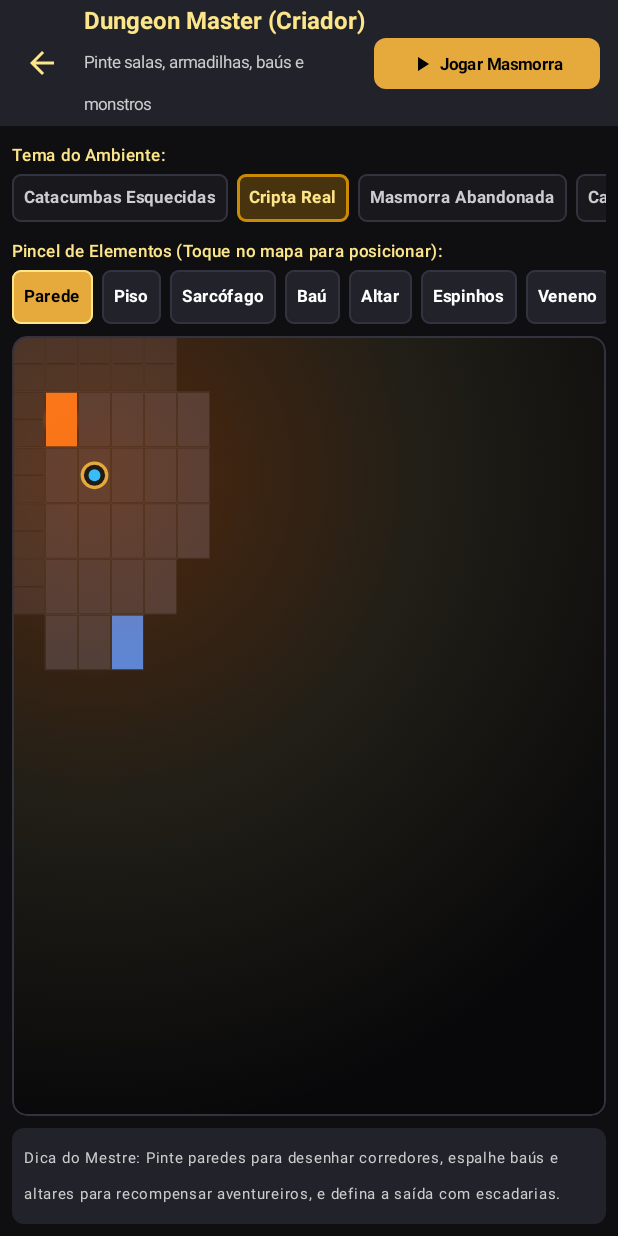
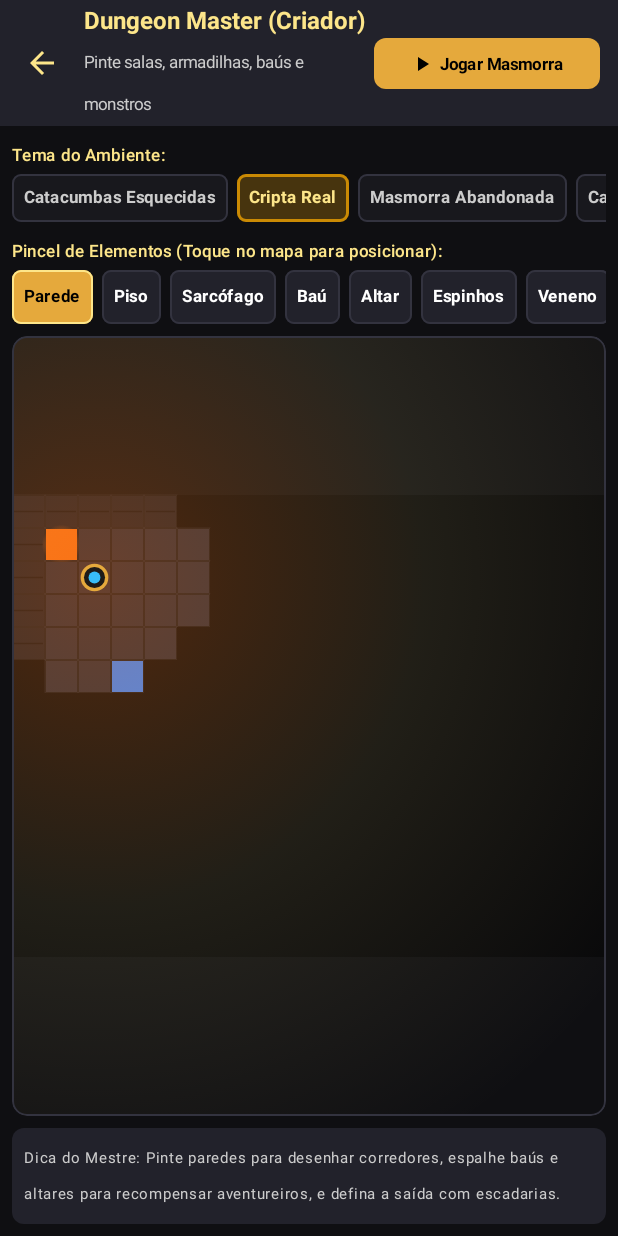
Before and after one commit to admpsy/Minigns, an Android app built with Jetpack Compose: the composable DungeonMasterScreen shown on its own in the app's theme, on a phone screen of 412 x 824 dp. Run offline under Robolectric (Android 15) with nearby library versions, the phone set to English and light mode, and no system bars.

Commit message:
External agent changes
Co-authored-by: admpsy <81986769+admpsy@users.noreply.github.com>

```diff
--- a/app/src/main/java/com/example/ui/components/IsometricDungeonCanvas.kt
+++ b/app/src/main/java/com/example/ui/components/IsometricDungeonCanvas.kt
@@ -2,11 +2,15 @@ package com.example.ui.components
 
 import androidx.compose.foundation.Canvas
 import androidx.compose.foundation.background
+import androidx.compose.foundation.gestures.detectDragGestures
 import androidx.compose.foundation.gestures.detectTapGestures
 import androidx.compose.foundation.layout.Box
 import androidx.compose.foundation.layout.fillMaxSize
 import androidx.compose.foundation.shape.RoundedCornerShape
 import androidx.compose.runtime.Composable
+import androidx.compose.runtime.getValue
+import androidx.compose.runtime.remember
+import androidx.compose.runtime.rememberUpdatedState
 import androidx.compose.ui.Modifier
 import androidx.compose.ui.draw.clip
 import androidx.compose.ui.geometry.Offset
@@ -14,13 +18,46 @@ import androidx.compose.ui.geometry.Size
 import androidx.compose.ui.graphics.Brush
 import androidx.compose.ui.graphics.Color
 import androidx.compose.ui.graphics.Path
-import androidx.compose.ui.graphics.drawscope.DrawScope
 import androidx.compose.ui.graphics.drawscope.Fill
 import androidx.compose.ui.graphics.drawscope.Stroke
 import androidx.compose.ui.input.pointer.pointerInput
+import androidx.compose.ui.unit.IntSize
 import androidx.compose.ui.unit.dp
 import com.example.model.*
 import com.example.ui.theme.*
+import kotlin.math.abs
+
+/** Geometria do tabuleiro: células sempre QUADRADAS e centralizadas (sem distorção em telas longas). */
+private data class BoardGeometry(val cell: Float, val offsetX: Float, val offsetY: Float) {
+    companion object {
+        fun of(width: Float, height: Float, cols: Int, rows: Int): BoardGeometry {
+            val cell = minOf(width / cols, height / rows)
+            return BoardGeometry(cell, (width - cell * cols) / 2f, (height - cell * rows) / 2f)
+        }
+    }
+}
+
+private fun tileColor(type: TileType): Color = when (type) {
+    TileType.WALL -> Color(0xFF1E1E26)
+    TileType.FLOOR -> Color(0xFF2B2B38)
+    TileType.DOOR -> Color(0xFF854D0E)
+    TileType.SARCOPHAGUS -> Color(0xFF57534E)
+    TileType.CHEST -> GoldSecondary
+    TileType.ALTAR -> ArcanePurple
+    TileType.TRAP_SPIKE -> Color(0xFF7F1D1D)
+    TileType.TRAP_POISON -> Color(0xCC22C55E)
+    TileType.SECRET_DOOR -> Color(0xFF3B82F6)
+    TileType.FOUNTAIN -> ArcaneCyan
+    TileType.RUBBLE -> Color(0xFF44403C)
+    TileType.TORCH_STAND -> TorchOrange
+    TileType.EXIT_STAIRS -> GoldPrimary
+    TileType.FISSURE -> Color(0xFF171717)
+    TileType.TOXIC_GAS -> Color(0x8022C55E)
+}
+
+private val UnexploredColor = Color(0xFF08080A)
+private val WallAccent = Color(0xFF121216)
+private val UsedMarker = Color(0x99000000)
 
 @Composable
 fun IsometricDungeonCanvas(
@@ -30,8 +67,59 @@ fun IsometricDungeonCanvas(
     enemies: List<Enemy> = emptyList(),
     torchRadius: Float = 3.5f,
     onTileClick: ((Int, Int) -> Unit)? = null,
+    onSwipe: ((Int, Int) -> Unit)? = null,
     modifier: Modifier = Modifier
 ) {
+    // Callbacks sempre atualizados sem reiniciar os detectores de gesto a cada recomposição.
+    val currentTileClick by rememberUpdatedState(onTileClick)
+    val currentSwipe by rememberUpdatedState(onSwipe)
+    val cols = map.width
+    val rows = map.height
+    val hasTap = onTileClick != null
+    val hasSwipe = onSwipe != null
+
+    val tapModifier = if (hasTap) {
+        Modifier.pointerInput(cols, rows) {
+            detectTapGestures { offset ->
+                val g = BoardGeometry.of(size.width.toFloat(), size.height.toFloat(), cols, rows)
+                val lx = offset.x - g.offsetX
+                val ly = offset.y - g.offsetY
+                if (lx < 0 || ly < 0) return@detectTapGestures
+                val tx = (lx / g.cell).toInt()
+                val ty = (ly / g.cell).toInt()
+                if (tx in 0 until cols && ty in 0 until rows) currentTileClick?.invoke(tx, ty)
+            }
+        }
+    } else Modifier
+
+    val swipeModifier = if (hasSwipe) {
+        Modifier.pointerInput(Unit) {
+            var totalX = 0f
+            var totalY = 0f
+            val threshold = 24.dp.toPx()
+            detectDragGestures(
+                onDragStart = {
+                    totalX = 0f
+                    totalY = 0f
+                },
+                onDragEnd = {
+                    if (maxOf(abs(totalX), abs(totalY)) >= threshold) {
+                        if (abs(totalX) > abs(totalY)) {
+                            currentSwipe?.invoke(if (totalX > 0) 1 else -1, 0)
+                        } else {
+                            currentSwipe?.invoke(0, if (totalY > 0) 1 else -1)
+                        }
+                    }
+                },
+                onDrag = { change, dragAmount ->
+                    change.consume()
+                    totalX += dragAmount.x
+                    totalY += dragAmount.y
+                }
+            )
+        }
+    } else Modifier
+
     Box(
         modifier = modifier
             .fillMaxSize()
@@ -41,199 +129,110 @@ fun IsometricDungeonCanvas(
         Canvas(
             modifier = Modifier
                 .fillMaxSize()
-                .pointerInput(map.id) {
-                    if (onTileClick != null) {
-                        detectTapGestures { offset ->
-                            val cellW = size.width / map.width
-                            val cellH = size.height / map.height
-                            val tx = (offset.x / cellW).toInt().coerceIn(0, map.width - 1)
-                            val ty = (offset.y / cellH).toInt().coerceIn(0, map.height - 1)
-                            onTileClick(tx, ty)
-                        }
-                    }
-                }
+                .then(tapModifier)
+                .then(swipeModifier)
         ) {
-            val cellW = size.width / map.width
-            val cellH = size.height / map.height
+            val g = BoardGeometry.of(size.width, size.height, cols, rows)
+            val cell = g.cell
+            val cellSize = Size(cell, cell)
+            val innerSize = Size(cell - 2f, cell - 2f)
 
-            // 1. Draw Tiles
+            // 1. Piso, paredes e objetos
             for (tile in map.tiles) {
-                val left = tile.x * cellW
-                val top = tile.y * cellH
-                val rect = Size(cellW, cellH)
+                val left = g.offsetX + tile.x * cell
+                val top = g.offsetY + tile.y * cell
 
                 if (!tile.isExplored) {
-                    // Unexplored: Pitch Black Void
-                    drawRect(
-                        color = Color(0xFF08080A),
-                        topLeft = Offset(left, top),
-                        size = rect
-                    )
+                    drawRect(color = UnexploredColor, topLeft = Offset(left, top), size = cellSize)
                     continue
                 }
 
-                // Base floor/wall colors based on theme
-                val themeColor = Color(map.theme.primaryColorHex)
-                val baseTileColor = when (tile.type) {
-                    TileType.WALL -> Color(0xFF1E1E26)
-                    TileType.FLOOR -> Color(0xFF2B2B38)
-                    TileType.DOOR -> Color(0xFF854D0E)
-                    TileType.SARCOPHAGUS -> Color(0xFF57534E)
-                    TileType.CHEST -> GoldSecondary
-                    TileType.ALTAR -> ArcanePurple
-                    TileType.TRAP_SPIKE -> Color(0xFF7F1D1D)
-                    TileType.TRAP_POISON -> PoisonGreen.copy(alpha = 0.8f)
-                    TileType.SECRET_DOOR -> Color(0xFF3B82F6)
-                    TileType.FOUNTAIN -> ArcaneCyan
-                    TileType.RUBBLE -> Color(0xFF44403C)
-                    TileType.TORCH_STAND -> TorchOrange
-                    TileType.EXIT_STAIRS -> GoldPrimary
-                    TileType.FISSURE -> Color(0xFF171717)
-                    TileType.TOXIC_GAS -> PoisonGreen.copy(alpha = 0.5f)
-                }
-
-                // If not in direct torch sight, render in shadow
-                val finalColor = if (tile.isVisible) baseTileColor else baseTileColor.copy(alpha = 0.35f)
-
-                // Draw Tile background
+                val base = tileColor(tile.type)
                 drawRect(
-                    color = finalColor,
+                    color = if (tile.isVisible) base else base.copy(alpha = base.alpha * 0.35f),
                     topLeft = Offset(left + 1f, top + 1f),
-                    size = Size(cellW - 2f, cellH - 2f)
+                    size = innerSize
                 )
-
-                // Grid lines (Tabletop battle-map grid feeling)
                 drawRect(
                     color = DarkBorder.copy(alpha = if (tile.isVisible) 0.4f else 0.15f),
                     topLeft = Offset(left, top),
-                    size = rect,
+                    size = cellSize,
                     style = Stroke(width = 1f)
                 )
 
-                // Draw distinctive props when visible or explored
-                if (tile.isVisible) {
+                if (!tile.isVisible) continue
+                val cx = left + cell / 2
+                val cy = top + cell / 2
                 when (tile.type) {
-                        TileType.WALL -> {
-                            // Wall brick pattern accent
-                            drawLine(
-                                color = Color(0xFF121216),
-                                start = Offset(left + 2f, top + cellH / 2),
-                                end = Offset(left + cellW - 2f, top + cellH / 2),
+                    TileType.WALL -> drawLine(
+                        color = WallAccent,
+                        start = Offset(left + 2f, cy),
+                        end = Offset(left + cell - 2f, cy),
                         strokeWidth = 1.5f
                     )
-                        }
-                        TileType.SARCOPHAGUS -> {
-                            // Sarcophagus emblem
-                            drawCircle(
-                                color = GoldLight.copy(alpha = 0.8f),
-                                radius = minOf(cellW, cellH) * 0.25f,
-                                center = Offset(left + cellW / 2, top + cellH / 2)
+                    TileType.SARCOPHAGUS -> drawCircle(color = GoldLight.copy(alpha = 0.8f), radius = cell * 0.25f, center = Offset(cx, cy))
+                    TileType.CHEST -> drawRect(
+                        color = GoldLight,
+                        topLeft = Offset(left + cell * 0.25f, top + cell * 0.25f),
+                        size = Size(cell * 0.5f, cell * 0.5f)
                     )
-                        }
-                        TileType.CHEST -> {
-                            // Chest icon
-                            drawRect(
-                                color = GoldLight,
-                                topLeft = Offset(left + cellW * 0.25f, top + cellH * 0.25f),
-                                size = Size(cellW * 0.5f, cellH * 0.5f)
-                            )
-                        }
                     TileType.ALTAR -> {
-                            // Mystic rune triangle
                         val path = Path().apply {
-                                moveTo(left + cellW / 2, top + cellH * 0.2f)
-                                lineTo(left + cellW * 0.8f, top + cellH * 0.8f)
-                                lineTo(left + cellW * 0.2f, top + cellH * 0.8f)
+                            moveTo(cx, top + cell * 0.2f)
+                            lineTo(left + cell * 0.8f, top + cell * 0.8f)
+                            lineTo(left + cell * 0.2f, top + cell * 0.8f)
                             close()
                         }
                         drawPath(path, color = GoldLight, style = Fill)
                     }
-                        TileType.EXIT_STAIRS -> {
-                            // Stairs descend
-                            drawCircle(
-                                color = GoldPrimary,
-                                radius = minOf(cellW, cellH) * 0.35f,
-                                center = Offset(left + cellW / 2, top + cellH / 2),
-                                style = Stroke(width = 2f)
-                            )
-                        }
-                        TileType.TORCH_STAND -> {
-                            // Torch fire glow
+                    TileType.EXIT_STAIRS -> drawCircle(color = GoldPrimary, radius = cell * 0.35f, center = Offset(cx, cy), style = Stroke(width = 2f))
+                    TileType.TORCH_STAND -> if (!tile.lootClaimed) {
                         drawCircle(
                             brush = Brush.radialGradient(
                                 colors = listOf(TorchOrange, Color.Transparent),
-                                    center = Offset(left + cellW / 2, top + cellH / 2),
-                                    radius = minOf(cellW, cellH) * 0.6f
+                                center = Offset(cx, cy),
+                                radius = cell * 0.6f
                             ),
-                                center = Offset(left + cellW / 2, top + cellH / 2),
-                                radius = minOf(cellW, cellH) * 0.6f
+                            center = Offset(cx, cy),
+                            radius = cell * 0.6f
                         )
                     }
                     else -> {}
                 }
+
+                // Objetos já utilizados ficam escurecidos
+                if (tile.lootClaimed && tile.type.isInteractive) {
+                    drawRect(color = UsedMarker, topLeft = Offset(left + 1f, top + 1f), size = innerSize)
                 }
             }
 
-            // 2. Draw Enemies
+            // 2. Patrulhas inimigas visíveis
             for (enemy in enemies) {
-                if (enemy.isAlive) {
-                    val ex = enemy.posX * cellW + cellW / 2
-                    val ey = enemy.posY * cellH + cellH / 2
-                    val enemyTile = map.tiles.find { it.x == enemy.posX && it.y == enemy.posY }
+                if (!enemy.isAlive) continue
+                val enemyTile = map.tiles.getOrNull(enemy.posY * cols + enemy.posX)
+                    ?.takeIf { it.x == enemy.posX && it.y == enemy.posY }
+                    ?: map.tiles.find { it.x == enemy.posX && it.y == enemy.posY }
+                if (enemyTile?.isVisible != true) continue
+                val center = Offset(g.offsetX + enemy.posX * cell + cell / 2, g.offsetY + enemy.posY * cell + cell / 2)
+                drawCircle(color = if (enemy.isBoss) BloodCrimson else ArcanePurple, radius = cell * 0.38f, center = center)
+                drawCircle(color = Color.White, radius = cell * 0.15f, center = center)
+            }
 
-                    if (enemyTile?.isVisible == true) {
-                        // Monster token
-                        val monsterColor = if (enemy.isBoss) BloodCrimson else ArcanePurple
+            // 3. Grupo do jogador com aura da tocha
+            val playerCenter = Offset(g.offsetX + playerX * cell + cell / 2, g.offsetY + playerY * cell + cell / 2)
+            val torchPixelRadius = (torchRadius * cell).coerceAtMost(size.maxDimension)
             drawCircle(
-                            color = monsterColor,
-                            radius = minOf(cellW, cellH) * 0.38f,
-                            center = Offset(ex, ey)
+                brush = Brush.radialGradient(
+                    colors = listOf(TorchOrange.copy(alpha = 0.3f), GoldLight.copy(alpha = 0.1f), Color.Transparent),
+                    center = playerCenter,
+                    radius = torchPixelRadius
+                ),
+                radius = torchPixelRadius,
+                center = playerCenter
             )
-                        drawCircle(
-                            color = Color.White,
-                            radius = minOf(cellW, cellH) * 0.15f,
-                            center = Offset(ex, ey)
-                        )
+            drawCircle(color = GoldPrimary, radius = cell * 0.42f, center = playerCenter)
+            drawCircle(color = Color(0xFF1E1B18), radius = cell * 0.32f, center = playerCenter)
+            drawCircle(color = ArcaneCyan, radius = cell * 0.18f, center = playerCenter)
         }
     }
 }
-
-            // 3. Draw Player Party Token with Torchlight Glow
-            val px = playerX * cellW + cellW / 2
-            val py = playerY * cellH + cellH / 2
-
-            // Dynamic torchlight aura
-            val torchPixelRadius = torchRadius * cellW
-            drawCircle(
-                brush = Brush.radialGradient(
-                    colors = listOf(
-                        TorchOrange.copy(alpha = 0.3f),
-                        GoldLight.copy(alpha = 0.1f),
-                        Color.Transparent
-                    ),
-                    center = Offset(px, py),
-                    radius = torchPixelRadius
-                ),
-                radius = torchPixelRadius,
-                center = Offset(px, py)
-            )
-
-            // Player Hero Token (Golden crest)
-            drawCircle(
-                color = GoldPrimary,
-                radius = minOf(cellW, cellH) * 0.42f,
-                center = Offset(px, py)
-            )
-            drawCircle(
-                color = Color(0xFF1E1B18),
-                radius = minOf(cellW, cellH) * 0.32f,
-                center = Offset(px, py)
-            )
-            drawCircle(
-                color = ArcaneCyan,
-                radius = minOf(cellW, cellH) * 0.18f,
-                center = Offset(px, py)
-            )
-        }
-    }
-}
```
Lines whose indentation alone changed are shown as unchanged.
